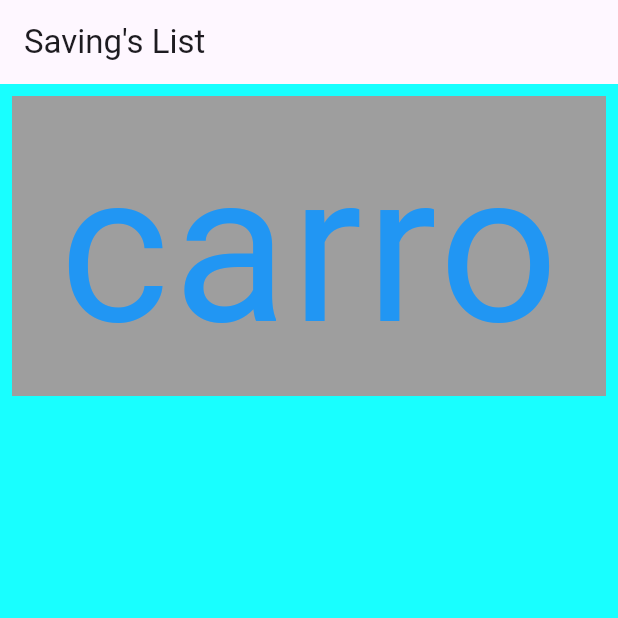
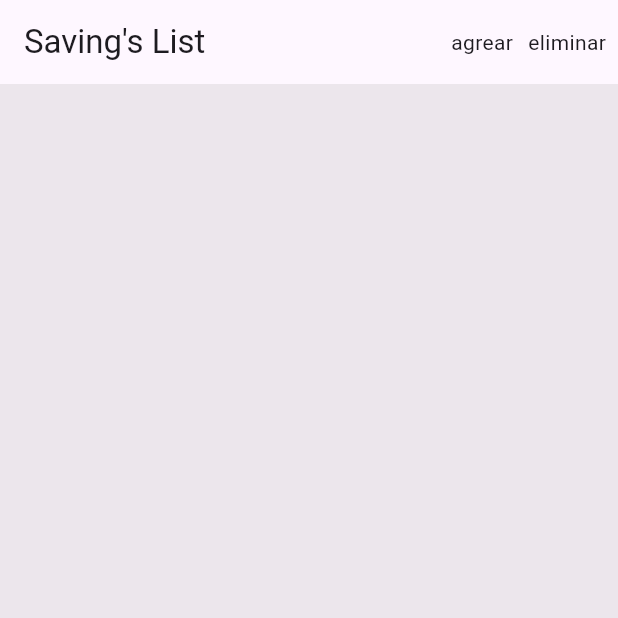
Before and after one commit to dimasb69/mis_ahorros_app, a Flutter app: the screen it shows after launch, on a phone screen of 412 x 824 dp, the top half of it. Run offline on Flutter 3.47's test engine with Material 3 defaults, Android fonts, the phone set to English and light mode, and no system bars; our stand-ins replace liquid_progress_indicator_v2; missing offline and left inert: dart:ffi.

Commit message:
data clas creada, Listview, Add List funcion creada

```diff
--- a/lib/main.dart
+++ b/lib/main.dart
@@ -1,6 +1,10 @@
-import 'dart:math';
+import 'package:flutter/material.dart';
+import 'package:saving_control/models/data_model.dart';
+import 'const_and_function/functions.dart';
+import 'const_and_function/widgets.dart';
 
-import 'package:flutter/material.dart';
+
+late List<data> contenido = [];
 
 void main() {
   runApp(MaterialApp(
@@ -9,56 +13,86 @@ void main() {
       theme: ThemeData(
         primarySwatch: Colors.blue,
       ),
-      home: MyApp()));
+      home: const MyApp()));
 }
 
 class MyApp extends StatefulWidget {
+  const MyApp({super.key});
+
   @override
   State<MyApp> createState() => _MyAppState();
+
 }
 
+
+
 class _MyAppState extends State<MyApp> {
+
+
   @override
   Widget build(BuildContext context) {
     return Scaffold(
-        appBar: AppBar(title: const Text("Saving's List")),
+        appBar: AppBar(
+            title: const Text("Saving's List"),
+          actions: [
+            GestureDetector(
+                child: Text('agrear'),
+            onTap: () {
+                  setState(() {
+                    add_item("Carro", 10000, 5000, '01-12-2024');
+                  });
+            }
+              ),
+            const SizedBox(width: 10),
+            Padding(
+              padding: const EdgeInsets.only(right: 8.0),
+              child: GestureDetector(
+                  child: Text('eliminar'),
+              onTap: (){
+                setState(() {
+                  rem_item((contenido.length)-1);
+                });
+              },
+              ),
+            ),
+          ],
+        ),
         body: Container(
-          height: 1200,
-          width: 600,
-          decoration: BoxDecoration(
-              color: Colors.cyanAccent,
+          height: double.maxFinite,
+          width: double.maxFinite,
+          decoration: const BoxDecoration(
+            color: Color.fromARGB(20, 20, 30, 10),
           ),
           alignment: Alignment.topCenter,
-          child: SingleChildScrollView(
-            child: Padding(
-              padding: EdgeInsets.all(8.0),
-              child: Column(
-                mainAxisAlignment: MainAxisAlignment.spaceAround,
-                children: <Widget>[
-                  cuadro('carro'),
+          child: Padding(
+            padding: const EdgeInsets.all(8.0),
+            child: ListView.builder(
+                itemCount: contenido.length,
+                itemBuilder: (BuildContext context, int index){
+                  var _color = contenido[index].color;
+                  var _name = contenido[index].name.toString();
+                  var _monto = contenido[index].monto;
+                  var _resta = contenido[index].resta;
+                  var _fecha = contenido[index].date.toString();
+                  var _actual = contenido[index].val_actual;
 
-                ],
-              ),
+                 return Padding(
+                   padding: const EdgeInsets.all(4.0),
+                   child: AnimatedContainer(
+                       width: double.maxFinite,
+                       height: 155,
+                       duration: const Duration(seconds: 1),
+                       curve: Curves.slowMiddle,
+                       decoration: BoxDecoration (
+                           borderRadius: BorderRadius.circular(15.0),
+                           border: Border.all(color: Colors.black87,),
+                           color: const Color(0x844E4F4B)
+                       ),
+                       child: cuadro(_name, _color, _monto, _actual, _fecha, _resta)),
+                 );
+                },
             ),
           ),
         ));
   }
 }
-
-Widget cuadro(String texto) {
-  return AnimatedContainer(
-    color: Colors.grey,
-    duration: const Duration(seconds: 2),
-    curve: Curves.fastOutSlowIn,
-    width: double.maxFinite,
-    height: 200,
-    child: FittedBox(
-      fit: BoxFit.fitHeight,
-      child: Text(
-        texto,
-        textAlign: TextAlign.center,
-        style: const TextStyle(color: Colors.blue),
-      ),
-    ),
-  );
-}
--- a/pubspec.yaml
+++ b/pubspec.yaml
@@ -35,6 +35,7 @@ dependencies:
   # The following adds the Cupertino Icons font to your application.
   # Use with the CupertinoIcons class for iOS style icons.
   cupertino_icons: ^1.0.2
+  liquid_progress_indicator_v2: ^0.5.0
 
 dev_dependencies:
   flutter_test:
```
Also changed, not shown: lib/const_and_function/functions.dart (added, +20 -0 lines), lib/const_and_function/widgets.dart (added, +140 -0 lines), lib/models/data_model.dart (added, +19 -0 lines), pubspec.lock.
